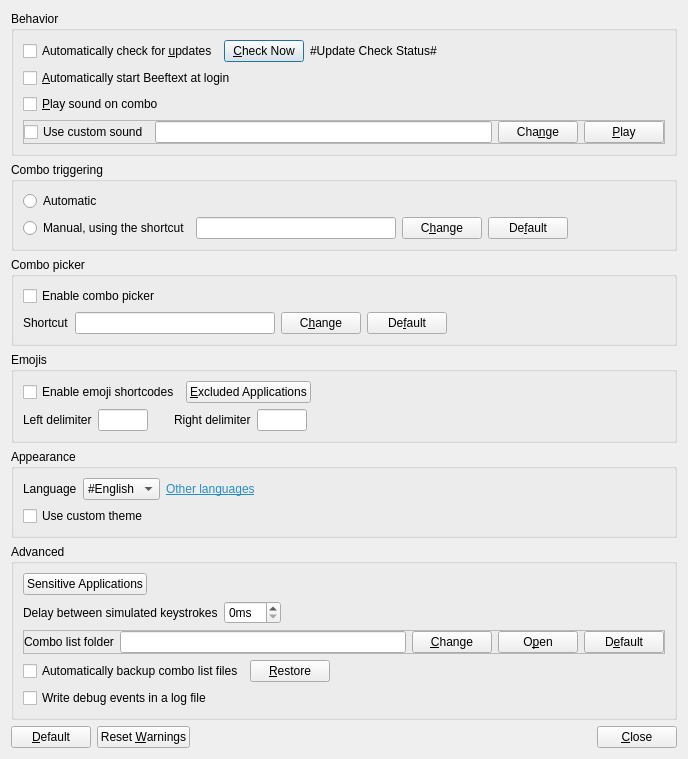
This is Beeftext/PreferencesDialog.ui in xmichelo/Beeftext as Qt 5 draws it before an edit. The edited form follows.
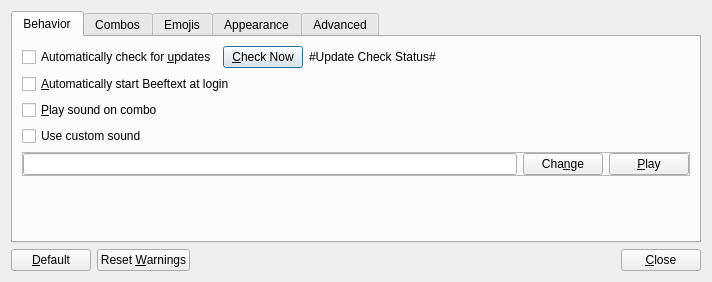
This is the edited form.

Commit message: Split the preferences dialog in tabs. Fixes #206.

```diff
--- a/Beeftext/PreferencesDialog.ui
+++ b/Beeftext/PreferencesDialog.ui
@@ -6,8 +6,8 @@
    <rect>
     <x>0</x>
     <y>0</y>
-    <width>688</width>
-    <height>715</height>
+    <width>712</width>
+    <height>266</height>
    </rect>
   </property>
   <property name="windowTitle">
@@ -15,11 +15,15 @@
   </property>
   <layout class="QVBoxLayout" name="verticalLayout">
    <item>
-    <widget class="QGroupBox" name="groupBoxBehavior">
-     <property name="title">
+    <widget class="QTabWidget" name="tabPreferences">
+     <property name="currentIndex">
+      <number>0</number>
+     </property>
+     <widget class="QWidget" name="tabBehavior">
+      <attribute name="title">
       <string>Behavior</string>
-     </property>
-     <layout class="QVBoxLayout" name="verticalLayout_3">
+      </attribute>
+      <layout class="QVBoxLayout" name="verticalLayout_7">
       <item>
        <layout class="QHBoxLayout" name="horizontalLayout_2" stretch="0,0,1">
         <item>
@@ -60,27 +64,6 @@
        </widget>
       </item>
       <item>
-       <widget class="QFrame" name="frameCustomSound">
-        <property name="frameShape">
-         <enum>QFrame::StyledPanel</enum>
-        </property>
-        <property name="frameShadow">
-         <enum>QFrame::Raised</enum>
-        </property>
-        <layout class="QHBoxLayout" name="horizontalLayout_10">
-         <property name="leftMargin">
-          <number>0</number>
-         </property>
-         <property name="topMargin">
-          <number>0</number>
-         </property>
-         <property name="rightMargin">
-          <number>0</number>
-         </property>
-         <property name="bottomMargin">
-          <number>0</number>
-         </property>
-         <item>
           <widget class="QCheckBox" name="checkUseCustomSound">
            <property name="text">
             <string>Use custom sound</string>
@@ -88,6 +71,27 @@
           </widget>
          </item>
          <item>
+        <widget class="QFrame" name="frameCustomSound">
+         <property name="frameShape">
+          <enum>QFrame::StyledPanel</enum>
+         </property>
+         <property name="frameShadow">
+          <enum>QFrame::Raised</enum>
+         </property>
+         <layout class="QHBoxLayout" name="horizontalLayout_10">
+          <property name="leftMargin">
+           <number>0</number>
+          </property>
+          <property name="topMargin">
+           <number>0</number>
+          </property>
+          <property name="rightMargin">
+           <number>0</number>
+          </property>
+          <property name="bottomMargin">
+           <number>0</number>
+          </property>
+          <item>
           <widget class="QLineEdit" name="editCustomSound">
            <property name="readOnly">
             <bool>true</bool>
@@ -111,9 +115,26 @@
         </layout>
        </widget>
       </item>
-     </layout>
-    </widget>
-   </item>
+       <item>
+        <spacer name="verticalSpacer">
+         <property name="orientation">
+          <enum>Qt::Vertical</enum>
+         </property>
+         <property name="sizeHint" stdset="0">
+          <size>
+           <width>20</width>
+           <height>39</height>
+          </size>
+         </property>
+        </spacer>
+       </item>
+      </layout>
+     </widget>
+     <widget class="QWidget" name="tabCombos">
+      <attribute name="title">
+       <string>Combos</string>
+      </attribute>
+      <layout class="QVBoxLayout" name="verticalLayout_3">
    <item>
     <widget class="QGroupBox" name="groupBox">
      <property name="title">
@@ -293,11 +314,25 @@
     </widget>
    </item>
    <item>
-    <widget class="QGroupBox" name="groupboxEmojis">
-     <property name="title">
+        <spacer name="verticalSpacer_2">
+         <property name="orientation">
+          <enum>Qt::Vertical</enum>
+         </property>
+         <property name="sizeHint" stdset="0">
+          <size>
+           <width>20</width>
+           <height>20</height>
+          </size>
+         </property>
+        </spacer>
+       </item>
+      </layout>
+     </widget>
+     <widget class="QWidget" name="tabEmojis">
+      <attribute name="title">
       <string>Emojis</string>
-     </property>
-     <layout class="QVBoxLayout" name="verticalLayout_4">
+      </attribute>
+      <layout class="QVBoxLayout" name="verticalLayout_8">
       <item>
        <layout class="QHBoxLayout" name="horizontalLayout_7">
         <item>
@@ -396,15 +431,26 @@
         </item>
        </layout>
       </item>
-     </layout>
-    </widget>
-   </item>
-   <item>
-    <widget class="QGroupBox" name="groupBoxAppeareance">
-     <property name="title">
+       <item>
+        <spacer name="verticalSpacer_3">
+         <property name="orientation">
+          <enum>Qt::Vertical</enum>
+         </property>
+         <property name="sizeHint" stdset="0">
+          <size>
+           <width>20</width>
+           <height>111</height>
+          </size>
+         </property>
+        </spacer>
+       </item>
+      </layout>
+     </widget>
+     <widget class="QWidget" name="tabAppearance">
+      <attribute name="title">
       <string>Appearance</string>
-     </property>
-     <layout class="QVBoxLayout" name="verticalLayout_6">
+      </attribute>
+      <layout class="QVBoxLayout" name="verticalLayout_9">
       <item>
        <layout class="QHBoxLayout" name="horizontalLayout_5">
         <item>
@@ -458,42 +504,26 @@
         </property>
        </widget>
       </item>
-     </layout>
-    </widget>
-   </item>
-   <item>
-    <widget class="QGroupBox" name="groupBoxAdvanced">
-     <property name="title">
+       <item>
+        <spacer name="verticalSpacer_4">
+         <property name="orientation">
+          <enum>Qt::Vertical</enum>
+         </property>
+         <property name="sizeHint" stdset="0">
+          <size>
+           <width>20</width>
+           <height>119</height>
+          </size>
+         </property>
+        </spacer>
+       </item>
+      </layout>
+     </widget>
+     <widget class="QWidget" name="tabAdvanced">
+      <attribute name="title">
       <string>Advanced</string>
-     </property>
-     <layout class="QVBoxLayout" name="verticalLayout_2">
-      <item>
-       <layout class="QHBoxLayout" name="horizontalLayout_6">
-        <item>
-         <widget class="QPushButton" name="buttonSensitiveApplications">
-          <property name="text">
-           <string>Sensitive Applications</string>
-          </property>
-         </widget>
-        </item>
-        <item>
-         <spacer name="horizontalSpacer_7">
-          <property name="orientation">
-           <enum>Qt::Horizontal</enum>
-          </property>
-          <property name="sizeType">
-           <enum>QSizePolicy::Expanding</enum>
-          </property>
-          <property name="sizeHint" stdset="0">
-           <size>
-            <width>0</width>
-            <height>10</height>
-           </size>
-          </property>
-         </spacer>
-        </item>
-       </layout>
-      </item>
+      </attribute>
+      <layout class="QVBoxLayout" name="verticalLayout_4">
       <item>
        <layout class="QHBoxLayout" name="horizontalLayout_8">
         <item>
@@ -631,8 +661,32 @@
         </property>
        </widget>
       </item>
-     </layout>
-    </widget>
+       <item>
+        <layout class="QHBoxLayout" name="horizontalLayout_6">
+         <item>
+          <widget class="QPushButton" name="buttonSensitiveApplications">
+           <property name="text">
+            <string>Sensitive Applications</string>
+           </property>
+          </widget>
+         </item>
+         <item>
+          <spacer name="horizontalSpacer_7">
+           <property name="orientation">
+            <enum>Qt::Horizontal</enum>
+           </property>
+           <property name="sizeType">
+            <enum>QSizePolicy::Expanding</enum>
+           </property>
+           <property name="sizeHint" stdset="0">
+            <size>
+             <width>0</width>
+             <height>10</height>
+            </size>
+           </property>
+          </spacer>
+         </item>
+        </layout>
    </item>
    <item>
     <spacer name="verticalSpacer_5">
@@ -644,11 +698,15 @@
      </property>
      <property name="sizeHint" stdset="0">
       <size>
-       <width>20</width>
-       <height>0</height>
+           <width>667</width>
+           <height>26</height>
       </size>
      </property>
     </spacer>
+       </item>
+      </layout>
+     </widget>
+    </widget>
    </item>
    <item>
     <layout class="QHBoxLayout" name="horizontalLayout">
```
Left out of the diff: 3 changed lines with no effect on the pictures. Lines whose indentation alone changed are shown as unchanged. The commit also changes 1 other file.
